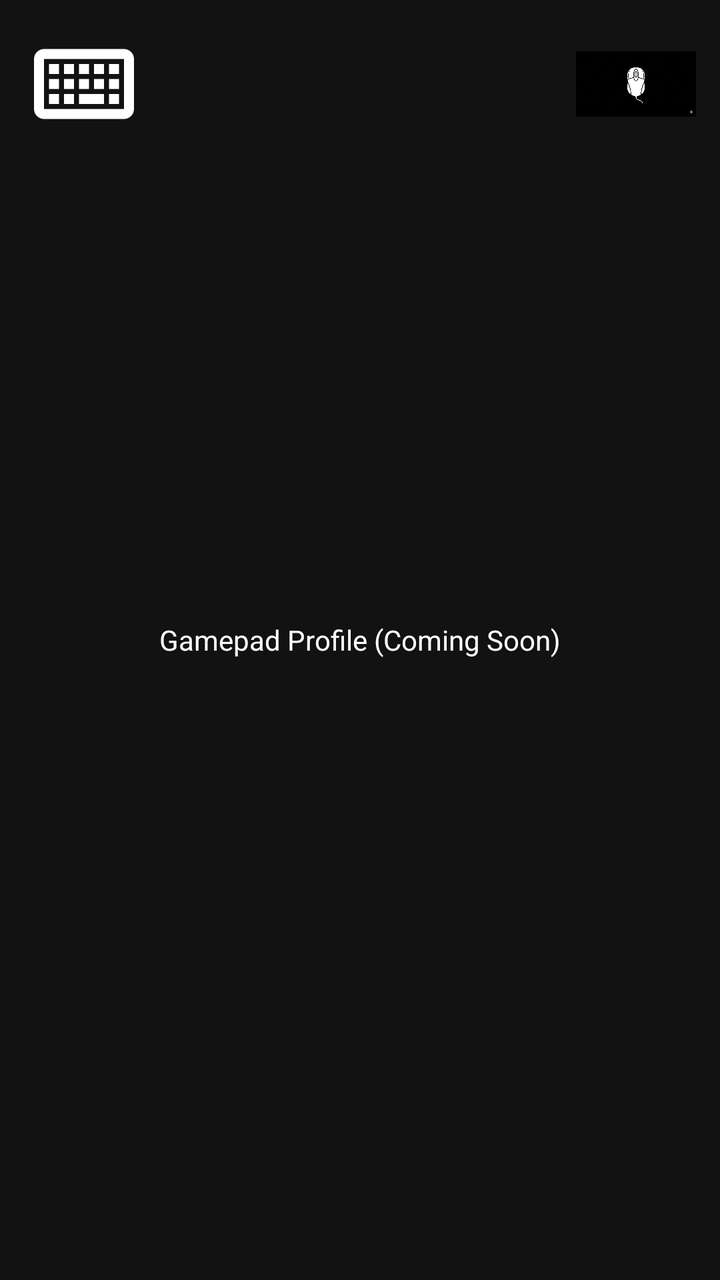
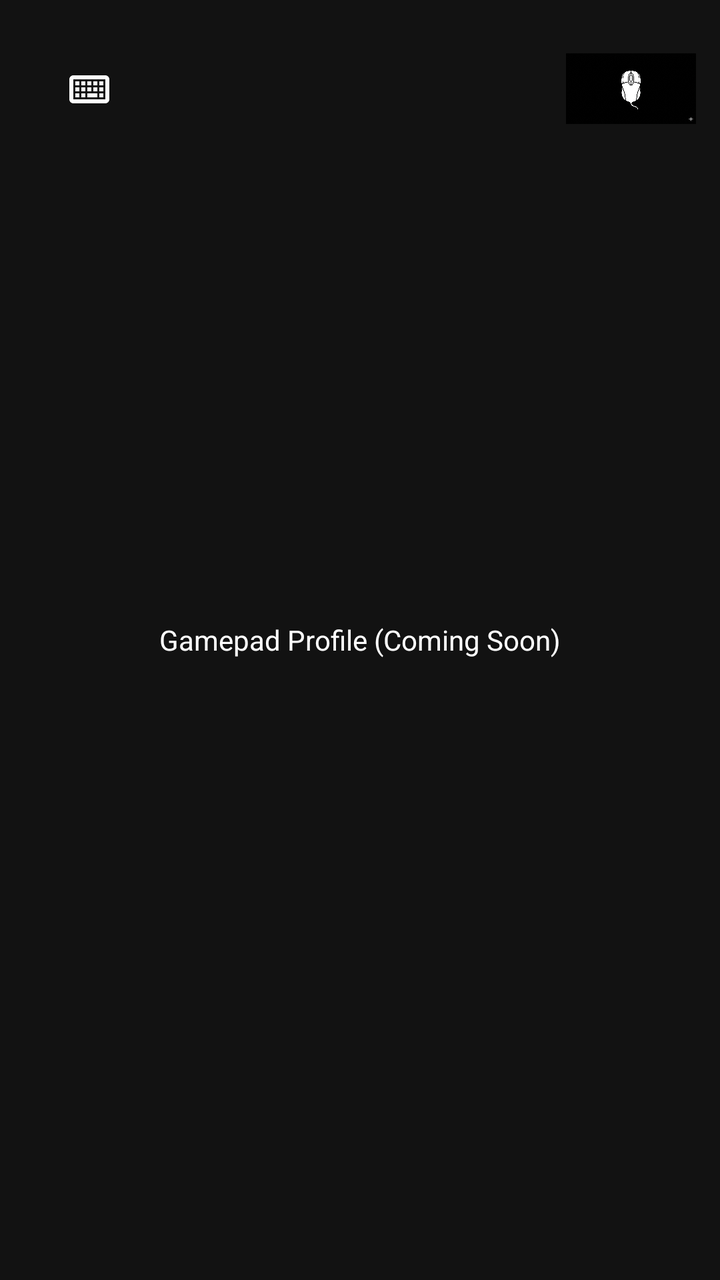

Two renders of the same Android screen: before a commit and after it. Below are the layout's source before the change and the commit's diff.
<!-- AndroidManifest.xml: application theme Theme.KeyLink -->
<!-- res/layout/activity_gamepad.xml -->
<?xml version="1.0" encoding="utf-8"?>
<FrameLayout xmlns:android="http://schemas.android.com/apk/res/android"
    xmlns:app="http://schemas.android.com/apk/res-auto"
    android:layout_width="match_parent"
    android:layout_height="match_parent"
    android:background="#121212">

    <TextView
        android:layout_width="wrap_content"
        android:layout_height="wrap_content"
        android:layout_gravity="center"
        android:text="Gamepad Profile (Coming Soon)"
        android:textColor="#FFFFFF"/>

    
    <ImageButton
        android:id="@+id/btnSwitchKeyboard"
        android:layout_width="60dp"
        android:layout_height="60dp"
        android:layout_gravity="top|start"
        android:layout_margin="12dp"
        android:background="@android:color/transparent"
        android:scaleType="fitCenter"
        app:srcCompat="@drawable/ic_keyboard_profile"
        android:contentDescription="Switch to Keyboard"/>

    <ImageButton
        android:id="@+id/btnSwitchTrackpad"
        android:layout_width="60dp"
        android:layout_height="60dp"
        android:layout_gravity="top|end"
        android:layout_margin="12dp"
        android:background="@android:color/transparent"
        android:scaleType="fitCenter"
        app:srcCompat="@drawable/mouse_icon"
        android:contentDescription="Switch to Trackpad"/>

</FrameLayout>
<!-- resources referenced by this layout -->
<resources>
  <!-- drawable ic_keyboard_profile (drawable) -->
  <?xml version="1.0" encoding="utf-8"?>
  <vector xmlns:android="http://schemas.android.com/apk/res/android"
      android:width="24dp"
      android:height="24dp"
      android:viewportWidth="24"
      android:viewportHeight="24">
      <path
          android:fillColor="#FFFFFF"
          android:pathData="M20,5H4C2.9,5,2,5.9,2,7v10c0,1.1,0.9,2,2,2h16c1.1,0,2,-0.9,2,-2V7C22,5.9,21.1,5,20,5zM20,17H4V7h16V17zM5,8h2v2H5V8zM5,11h2v2H5V11zM5,14h2v2H5V14zM8,8h2v2H8V8zM8,11h2v2H8V11zM8,14h2v2H8V14zM11,8h2v2h-2V8zM11,11h2v2h-2V11zM11,14h5v2h-5V14zM14,8h2v2h-2V8zM14,11h2v2h-2V11zM17,8h2v2h-2V8zM17,11h2v2h-2V11zM17,14h2v2h-2V14z" />
  </vector>
  <!-- drawable mouse_icon: png bitmap (drawable, 787695 bytes) -->
  <style name="Theme.KeyLink" parent="Theme.MaterialComponents.DayNight.NoActionBar">
          
          <item name="colorPrimary">@color/purple_500</item>
          <item name="colorPrimaryVariant">@color/purple_700</item>
          <item name="colorOnPrimary">@color/white</item>
          
          <item name="colorSecondary">@color/teal_200</item>
          <item name="colorSecondaryVariant">@color/teal_700</item>
          <item name="colorOnSecondary">@color/black</item>
          
          <item name="android:statusBarColor">#000000</item>
          
          <item name="android:windowFullscreen">true</item>
          <item name="android:windowContentOverlay">@null</item>
      </style>
  <color name="purple_500">#FF6200EE</color>
  <color name="purple_700">#FF3700B3</color>
  <color name="white">#FFFFFFFF</color>
  <color name="teal_200">#FF03DAC5</color>
  <color name="teal_700">#FF018786</color>
  <color name="black">#FF000000</color>
</resources>

<!-- the commit's change to res/layout/activity_gamepad.xml (unified diff, before → after) -->
@@ -15,23 +15,23 @@
     
     <ImageButton
         android:id="@+id/btnSwitchKeyboard"
-        android:layout_width="60dp"
-        android:layout_height="60dp"
+        android:layout_width="65dp"
+        android:layout_height="65dp"
         android:layout_gravity="top|start"
         android:layout_margin="12dp"
         android:background="@android:color/transparent"
-        android:scaleType="fitCenter"
+        android:scaleType="centerInside"
         app:srcCompat="@drawable/ic_keyboard_profile"
         android:contentDescription="Switch to Keyboard"/>
 
     <ImageButton
         android:id="@+id/btnSwitchTrackpad"
-        android:layout_width="60dp"
-        android:layout_height="60dp"
+        android:layout_width="65dp"
+        android:layout_height="65dp"
         android:layout_gravity="top|end"
         android:layout_margin="12dp"
         android:background="@android:color/transparent"
-        android:scaleType="fitCenter"
+        android:scaleType="centerInside"
         app:srcCompat="@drawable/mouse_icon"
         android:contentDescription="Switch to Trackpad"/>
 
